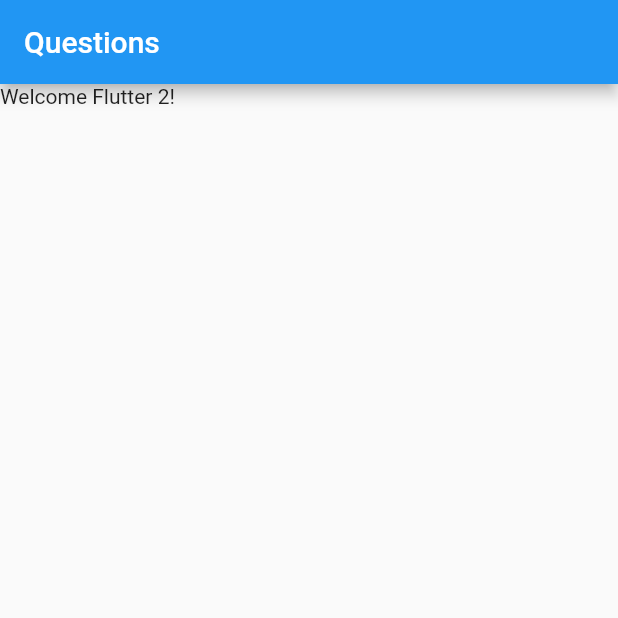
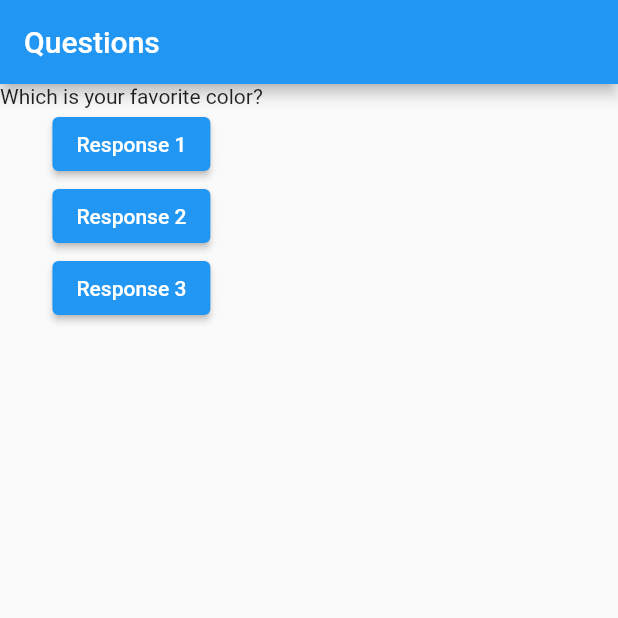
Before and after one commit to edupiorini/programa_perguntas, a Flutter app: the screen it shows after launch, on a phone screen of 412 x 824 dp, the top half of it. Run offline on Flutter 3.47's test engine with Material 2 defaults, Android fonts, the phone set to English and light mode, and no system bars.

Commit message:
Buttons created and print func being called

```diff
--- a/lib/main.dart
+++ b/lib/main.dart
@@ -4,14 +4,29 @@ import 'package:flutter/material.dart';
 main(List<String> args) => runApp(new PerguntaApp());
 
 class PerguntaApp extends StatelessWidget {
+  void answer() {
+    print('Question answered');
+  }
+
   @override
   Widget build(BuildContext context) {
+    final List<String> questions = [
+      'Which is your favorite color?',
+      'Which is your favorite animal?',
+    ];
     return MaterialApp(
       home: Scaffold(
           appBar: AppBar(
             title: Text('Questions'),
           ),
-          body: Text('Welcome Flutter 2!')),
+          body: Column(
+            children: [
+              Text(questions[0]),
+              ElevatedButton(onPressed: answer, child: Text('Response 1')),
+              ElevatedButton(onPressed: answer, child: Text('Response 2')),
+              ElevatedButton(onPressed: answer, child: Text('Response 3'))
+            ],
+          )),
     );
   }
 }
```
